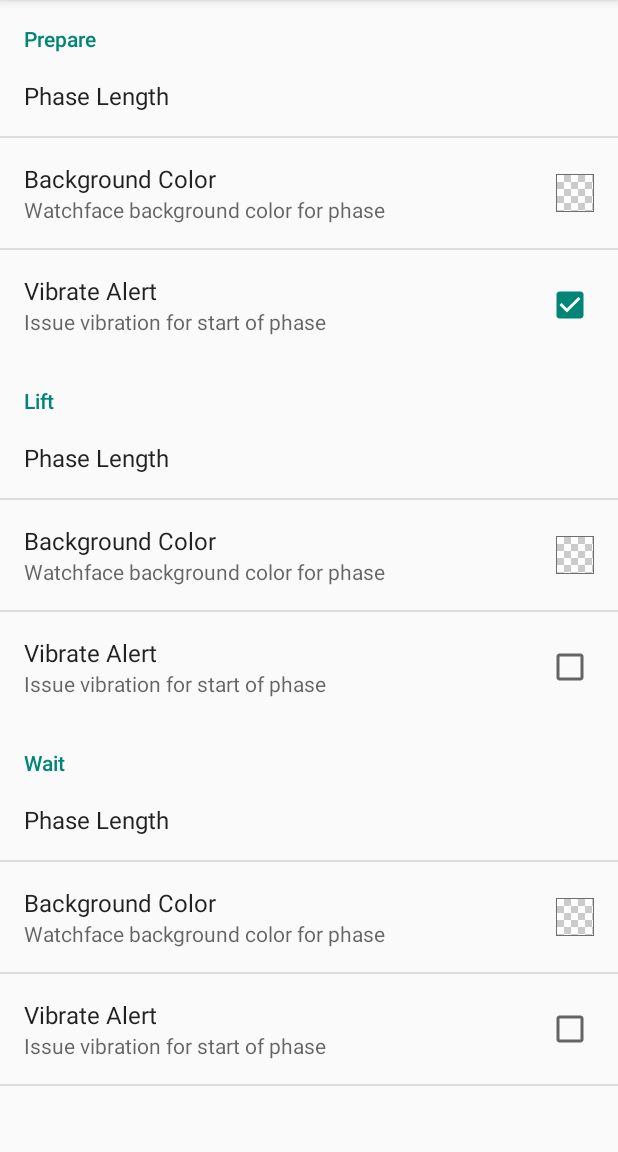
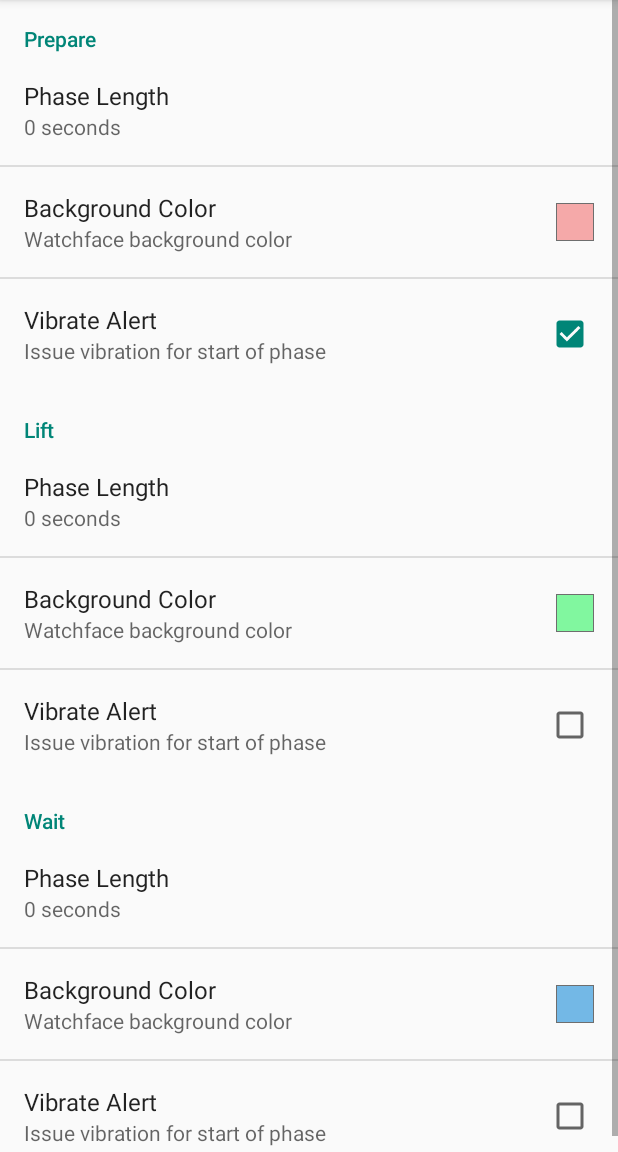
Before and after one commit to JWhitakerMcRae/BarbellBuddy, an Android app: the screen it shows after launch (SetTimerActivity), in the options menu, after a tap on "Settings", on a phone screen of 412 x 824 dp, the part 84-1236 px from its top. Run offline under Robolectric (Android 15) with nearby library versions, the phone set to English and light mode, and no system bars; 2 statements that could not run were skipped.

Commit message:
Updated preferences for most of UI functionality.  Values still are not saved (and synced to Wear), and set phase length summary does not properly update to reflect value.

```diff
--- a/library/src/main/java/com/mcraesolutions/utils/ColorPickerPreference.java
+++ b/library/src/main/java/com/mcraesolutions/utils/ColorPickerPreference.java
@@ -14,6 +14,7 @@ import com.mcraesolutions.watchfacelibrary.R;
 
 public class ColorPickerPreference extends DialogPreference implements ColorPickerView.OnColorChangedListener{
 
+    private static final String TAG = "ColorPickerPreference";
 
     private ColorPickerView mColorPickerView;
     private ColorPanelView mOldColorView;
@@ -81,7 +82,6 @@ public class ColorPickerPreference extends DialogPreference implements ColorPick
         final SavedState myState = new SavedState(superState);
         // Set the state's value with the class member that holds current setting value
 
-
         if(getDialog() != null && mColorPickerView != null) {
             myState.currentColor = mColorPickerView.getColor();
         }
@@ -105,15 +105,11 @@ public class ColorPickerPreference extends DialogPreference implements ColorPick
         SavedState myState = (SavedState) state;
         super.onRestoreInstanceState(myState.getSuperState());
 
-
         // Set this Preference's widget to reflect the restored state
         if(getDialog() != null && mColorPickerView != null) {
             Log.d("mColorPicker", "Restoring color!");
             mColorPickerView.setColor(myState.currentColor, true);
         }
-
-
-
     }
 
     @Override
@@ -202,18 +198,18 @@ public class ColorPickerPreference extends DialogPreference implements ColorPick
         }
     }
 
-    //@Override
-    //protected Object onGetDefaultValue(TypedArray a, int index) {
-    //    return a.getInteger(index, 0xFF000000);
-    //}
-    // TODO: why does the above cause a crash???
+    @Override
+    protected Object onGetDefaultValue(TypedArray a, int index) {
+        Log.d(TAG, "TypedArray a = " + a);
+        Log.d(TAG, "int index = " + index);
+        return a.getInteger(index, 0xFF000000);
+    }
 
+    // implementation of ColorPickerView.OnColorChangedListener
     @Override
     public void onColorChanged(int newColor) {
         mNewColorView.setColor(newColor);
     }
-
-
 
     private static class SavedState extends BaseSavedState {
         // Member that holds the setting's value
--- a/mobile/src/main/java/com/mcraesolutions/barbellbuddy/SetTimerFragment.java
+++ b/mobile/src/main/java/com/mcraesolutions/barbellbuddy/SetTimerFragment.java
@@ -185,7 +185,7 @@ public class SetTimerFragment extends Fragment {
         initSettingsValues();
 
         // read/default settings values
-        readSettingsValues();
+        //readSettingsValues(); // TODO: fix this so it doesn't crash and can be called
     }
 
 
--- a/mobile/src/main/java/com/mcraesolutions/barbellbuddy/SettingsFragment.java
+++ b/mobile/src/main/java/com/mcraesolutions/barbellbuddy/SettingsFragment.java
@@ -210,12 +210,17 @@ public class SettingsFragment extends PreferenceFragment {
         catch (NullPointerException e) {
             e.printStackTrace(); // most likely getting called too soon, before Resources object is created
         }
-        // TODO: initialize summary strings
+
+        // TODO: properly initialize summary strings
+        updatePreparePhaseLengthPreferenceSummary(0);
+        updateLiftPhaseLengthPreferenceSummary(0);
+        updateWaitPhaseLengthPreferenceSummary(0);
     }
 
     private void updatePreparePhaseLengthPreferenceSummary(int value) {
+        Log.v(TAG, "updatePreparePhaseLengthPreferenceSummary");
 
-        ListPreference preparePhaseLengthPreference = (ListPreference) findPreference("prepare_phase_length_preference_key");
+        ListPreference preparePhaseLengthPreference = (ListPreference) findPreference(EXTRA_PREPARE_PHASE_LENGTH_MS);
         try {
             preparePhaseLengthPreference.setSummary(value + " seconds"); // TODO: read unit string from strings.xml
         }
@@ -225,8 +230,9 @@ public class SettingsFragment extends PreferenceFragment {
     }
 
     private void updateLiftPhaseLengthPreferenceSummary(int value) {
+        Log.v(TAG, "updateLiftPhaseLengthPreferenceSummary");
 
-        ListPreference liftPhaseLengthPreference = (ListPreference) findPreference("lift_phase_length_preference_key");
+        ListPreference liftPhaseLengthPreference = (ListPreference) findPreference(EXTRA_LIFT_PHASE_LENGTH_MS);
         try {
             liftPhaseLengthPreference.setSummary(value + " seconds"); // TODO: read unit string from strings.xml
         }
@@ -236,8 +242,9 @@ public class SettingsFragment extends PreferenceFragment {
     }
 
     private void updateWaitPhaseLengthPreferenceSummary(int value) {
+        Log.v(TAG, "updateWaitPhaseLengthPreferenceSummary");
 
-        ListPreference waitPhaseLengthPreference = (ListPreference) findPreference("wait_phase_length_preference_key");
+        ListPreference waitPhaseLengthPreference = (ListPreference) findPreference(EXTRA_WAIT_PHASE_LENGTH_MS);
         try {
             waitPhaseLengthPreference.setSummary(value + " seconds"); // TODO: read unit string from strings.xml
         }
--- a/mobile/src/main/res/values/constants.xml
+++ b/mobile/src/main/res/values/constants.xml
@@ -1,5 +1,7 @@
 <?xml version="1.0" encoding="utf-8"?>
 <resources>
+
+    <!-- TODO: merge constants files from mobile and wear in library module -->
 
     <!--
     The naming convention found in this file has been taken from an article by Kiran Rao at The Curious Techizen:
@@ -23,7 +25,7 @@
     <string name="extra_wait_phase_length_ms">com.mcraesolutions.barbellbuddy.WAIT_PHASE_LENGTH_MS</string>
 
     <!-- settings value - set phase background color -->
-    <string name="extra_prepare_phase_background_color">com.mcraesolutions.barbellbuddy.PREPARE_PHASE_BACKGROUND_COLOR</string>
+    <string name="extra_prepare_phase_background_color">com.mcraesolutions.barbellbuddy.PREPARE_PHASE_BACKGROUND_COLOR2</string> <!-- TODO: why need to append with '2' to make it work?? -->
     <string name="extra_lift_phase_background_color">com.mcraesolutions.barbellbuddy.LIFT_PHASE_BACKGROUND_COLOR</string>
     <string name="extra_wait_phase_background_color">com.mcraesolutions.barbellbuddy.WAIT_PHASE_BACKGROUND_COLOR</string>
 
--- a/mobile/src/main/res/values/strings.xml
+++ b/mobile/src/main/res/values/strings.xml
@@ -23,7 +23,7 @@
     <string name="prepare_phase_length_preference_dialog_title">Select phase length:</string>
 
     <string name="prepare_phase_background_color_title">Background Color</string>
-    <string name="prepare_phase_background_color_summary">Watchface background color for phase</string>
+    <string name="prepare_phase_background_color_summary">Watchface background color</string>
     <string name="prepare_phase_background_color_dialog_title">Select background color:</string>
 
     <string name="prepare_phase_preferences">Prepare</string>
@@ -35,7 +35,7 @@
     <string name="lift_phase_length_preference_dialog_title">Select phase length:</string>
 
     <string name="lift_phase_background_color_title">Background Color</string>
-    <string name="lift_phase_background_color_summary">Watchface background color for phase</string>
+    <string name="lift_phase_background_color_summary">Watchface background color</string>
     <string name="lift_phase_background_color_dialog_title">Select background color:</string>
 
     <string name="lift_phase_preferences">Lift</string>
@@ -47,7 +47,7 @@
     <string name="wait_phase_length_preference_dialog_title">Select phase length:</string>
 
     <string name="wait_phase_background_color_title">Background Color</string>
-    <string name="wait_phase_background_color_summary">Watchface background color for phase</string>
+    <string name="wait_phase_background_color_summary">Watchface background color</string>
     <string name="wait_phase_background_color_dialog_title">Select background color:</string>
 
     <string name="wait_phase_preferences">Wait</string>
--- a/mobile/src/main/res/xml/preferences.xml
+++ b/mobile/src/main/res/xml/preferences.xml
@@ -16,8 +16,9 @@
             android:key="@string/extra_prepare_phase_background_color"
             android:title="@string/prepare_phase_background_color_title"
             android:summary="@string/prepare_phase_background_color_summary"
-            android:defaultValue="#F5A9A9" />
-        <!--android:dialogTitle="@string/prepare_phase_background_color_dialog_title"-->
+            android:dialogTitle="@string/prepare_phase_background_color_dialog_title"
+            android:defaultValue="0xFFF5A9A9" />
+        <!-- TODO: make dialogTitle work??? -->
 
         <CheckBoxPreference
             android:key="@string/extra_prepare_phase_start_alert_on"
@@ -44,8 +45,9 @@
             android:key="@string/extra_lift_phase_background_color"
             android:title="@string/lift_phase_background_color_title"
             android:summary="@string/lift_phase_background_color_summary"
-            android:defaultValue="#81F79F" />
-        <!-- android:dialogTitle="@string/lift_phase_background_color_dialog_title" -->
+            android:dialogTitle="@string/lift_phase_background_color_dialog_title"
+            android:defaultValue="0xFF81F79F" />
+        <!-- TODO: make dialogTitle work??? -->
 
         <CheckBoxPreference
             android:key="@string/extra_lift_phase_start_alert_on"
@@ -72,8 +74,9 @@
             android:key="@string/extra_wait_phase_background_color"
             android:title="@string/wait_phase_background_color_title"
             android:summary="@string/wait_phase_background_color_summary"
-            android:defaultValue="#73B8E6" />
-        <!-- android:dialogTitle="@string/wait_phase_background_color_dialog_title" -->
+            android:dialogTitle="@string/wait_phase_background_color_dialog_title"
+            android:defaultValue="0xFF73B8E6" />
+        <!-- TODO: make dialogTitle work??? -->
 
         <CheckBoxPreference
             android:key="@string/extra_wait_phase_start_alert_on"
--- a/wear/src/main/res/values/constants.xml
+++ b/wear/src/main/res/values/constants.xml
@@ -1,5 +1,7 @@
 <?xml version="1.0" encoding="utf-8"?>
 <resources>
+
+    <!-- TODO: merge constants files from mobile and wear in library module -->
 
     <!--
     The naming convention found in this file has been taken from an article by Kiran Rao at The Curious Techizen:
@@ -23,7 +25,7 @@
     <string name="extra_wait_phase_length_ms">com.mcraesolutions.barbellbuddy.WAIT_PHASE_LENGTH_MS</string>
 
     <!-- settings value - set phase background color -->
-    <string name="extra_prepare_phase_background_color">com.mcraesolutions.barbellbuddy.PREPARE_PHASE_BACKGROUND_COLOR</string>
+    <string name="extra_prepare_phase_background_color">com.mcraesolutions.barbellbuddy.PREPARE_PHASE_BACKGROUND_COLOR2</string> <!-- TODO: why need to append with '2' to make it work?? -->
     <string name="extra_lift_phase_background_color">com.mcraesolutions.barbellbuddy.LIFT_PHASE_BACKGROUND_COLOR</string>
     <string name="extra_wait_phase_background_color">com.mcraesolutions.barbellbuddy.WAIT_PHASE_BACKGROUND_COLOR</string>
 
```
